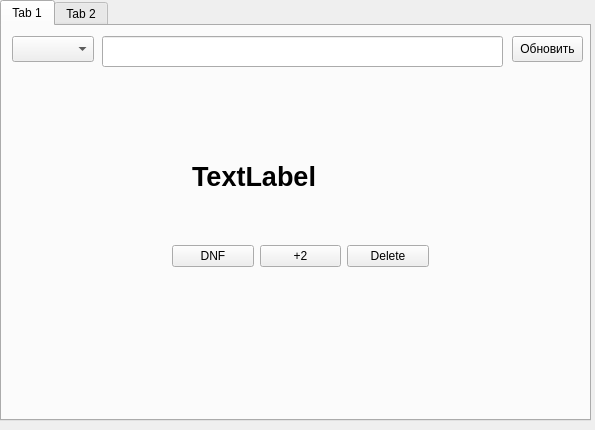
This is timer.ui in Kirill-Elfimov/Timer_cube as Qt 5 draws it before an edit. The edited form follows.
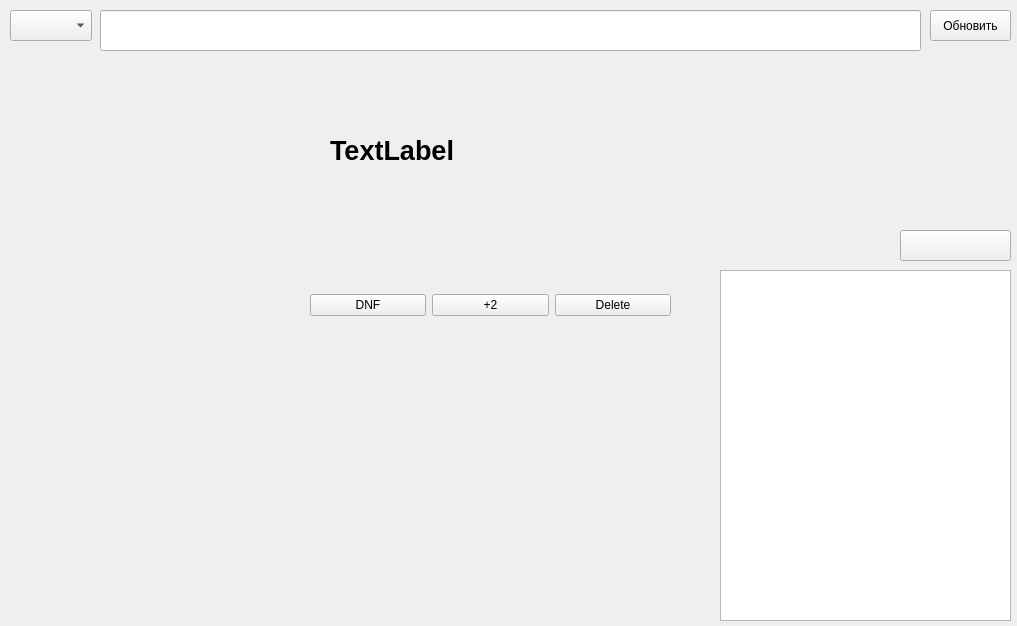
This is the edited form. The open tabs and pages were chosen to show the change.

Commit message: Сделал все в 1 вкладке, чтобы уменьшить кол-во пустого пространства

```diff
--- a/timer.ui
+++ b/timer.ui
@@ -6,56 +6,40 @@
    <rect>
     <x>0</x>
     <y>0</y>
-    <width>595</width>
-    <height>430</height>
+    <width>1017</width>
+    <height>626</height>
    </rect>
   </property>
   <property name="windowTitle">
    <string>Form</string>
   </property>
-  <widget class="QTabWidget" name="tabWidget">
+  <widget class="QComboBox" name="choice_of_discipline">
    <property name="geometry">
     <rect>
-     <x>0</x>
-     <y>0</y>
-     <width>591</width>
-     <height>421</height>
+     <x>10</x>
+     <y>10</y>
+     <width>82</width>
+     <height>31</height>
     </rect>
    </property>
-   <property name="currentIndex">
-    <number>1</number>
-   </property>
-   <widget class="QWidget" name="tab">
-    <attribute name="title">
-     <string>Tab 1</string>
-    </attribute>
+  </widget>
     <widget class="QLineEdit" name="scramble_output">
      <property name="geometry">
       <rect>
        <x>100</x>
        <y>10</y>
-       <width>401</width>
-       <height>31</height>
-      </rect>
-     </property>
-    </widget>
-    <widget class="QComboBox" name="choice_of_discipline">
-     <property name="geometry">
-      <rect>
-       <x>10</x>
-       <y>10</y>
-       <width>82</width>
-       <height>26</height>
+     <width>821</width>
+     <height>41</height>
       </rect>
      </property>
     </widget>
     <widget class="QPushButton" name="regeneration">
      <property name="geometry">
       <rect>
-       <x>510</x>
+     <x>930</x>
        <y>10</y>
-       <width>71</width>
-       <height>26</height>
+     <width>81</width>
+     <height>31</height>
       </rect>
      </property>
      <property name="text">
@@ -65,10 +49,10 @@
     <widget class="QLabel" name="timer_output">
      <property name="geometry">
       <rect>
-       <x>190</x>
-       <y>90</y>
-       <width>221</width>
-       <height>121</height>
+     <x>330</x>
+     <y>70</y>
+     <width>321</width>
+     <height>161</height>
       </rect>
      </property>
      <property name="font">
@@ -84,10 +68,10 @@
     <widget class="QWidget" name="horizontalLayoutWidget">
      <property name="geometry">
       <rect>
-       <x>170</x>
-       <y>210</y>
-       <width>257</width>
-       <height>41</height>
+     <x>310</x>
+     <y>270</y>
+     <width>361</width>
+     <height>71</height>
       </rect>
      </property>
      <layout class="QHBoxLayout" name="horizontalLayout">
@@ -114,32 +98,41 @@
       </item>
      </layout>
     </widget>
-   </widget>
-   <widget class="QWidget" name="tab_2">
-    <attribute name="title">
-     <string>Tab 2</string>
-    </attribute>
+  <widget class="QPushButton" name="theme_button">
+   <property name="geometry">
+    <rect>
+     <x>900</x>
+     <y>230</y>
+     <width>111</width>
+     <height>31</height>
+    </rect>
+   </property>
+   <property name="text">
+    <string/>
+   </property>
+  </widget>
     <widget class="QTableView" name="tableView_times">
      <property name="geometry">
       <rect>
-       <x>20</x>
-       <y>50</y>
-       <width>561</width>
-       <height>331</height>
+     <x>720</x>
+     <y>270</y>
+     <width>291</width>
+     <height>351</height>
       </rect>
      </property>
     </widget>
-    <widget class="QComboBox" name="choice_of_discipline_hist">
+  <widget class="QLabel" name="statistics_label">
      <property name="geometry">
       <rect>
-       <x>20</x>
-       <y>10</y>
-       <width>82</width>
-       <height>26</height>
-      </rect>
-     </property>
-    </widget>
-   </widget>
+     <x>10</x>
+     <y>400</y>
+     <width>261</width>
+     <height>201</height>
+    </rect>
+   </property>
+   <property name="text">
+    <string/>
+   </property>
   </widget>
  </widget>
  <resources/>
```
Lines whose indentation alone changed are shown as unchanged. The commit also changes 2 other files.
